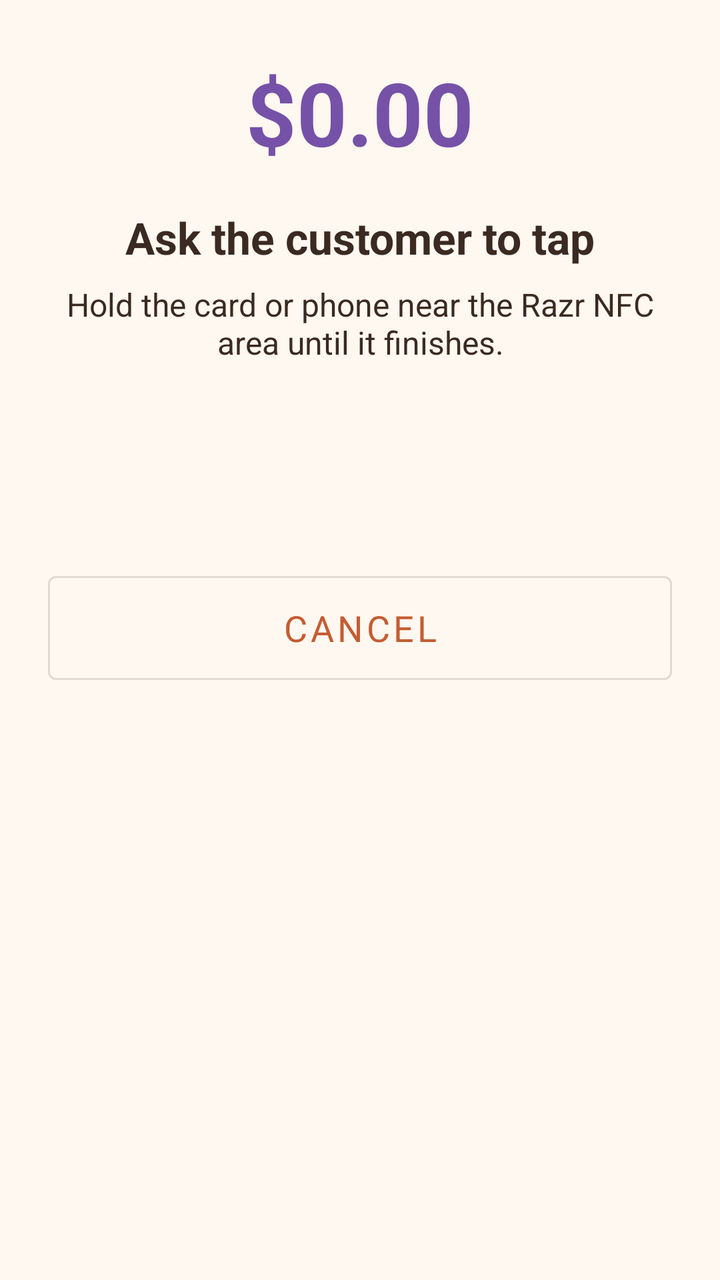
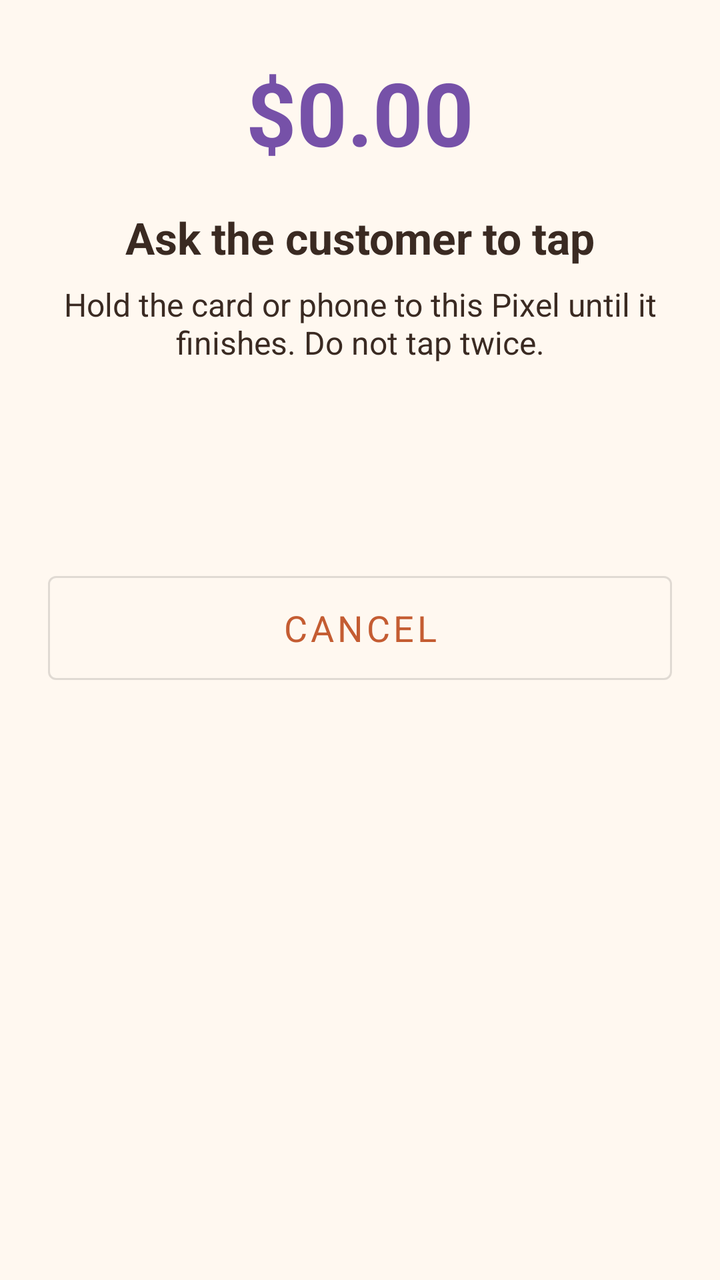

Two renders of the same Android screen: before a commit and after it. Below are the layout's source before the change and the commit's diff.
<!-- AndroidManifest.xml: application theme Theme.SRPos -->
<!-- res/layout/activity_collect.xml -->
<?xml version="1.0" encoding="utf-8"?>
<ScrollView xmlns:android="http://schemas.android.com/apk/res/android"
    android:layout_width="match_parent"
    android:layout_height="match_parent"
    android:background="@color/cream"
    android:clipToPadding="false"
    android:fillViewport="true"
    android:fitsSystemWindows="true">

    <LinearLayout
        android:layout_width="match_parent"
        android:layout_height="wrap_content"
        android:gravity="center_horizontal"
        android:orientation="vertical"
        android:padding="24dp">

        <TextView
            android:id="@+id/amount"
            android:layout_width="match_parent"
            android:layout_height="64dp"
            android:autoSizeMaxTextSize="44sp"
            android:autoSizeMinTextSize="24sp"
            android:autoSizeTextType="uniform"
            android:gravity="center"
            android:maxLines="1"
            android:text="$0.00"
            android:textColor="@color/purple"
            android:textStyle="bold" />

        <TextView
            android:id="@+id/status"
            android:layout_width="match_parent"
            android:layout_height="wrap_content"
            android:layout_marginTop="16dp"
            android:gravity="center"
            android:text="@string/tap_title"
            android:textColor="@color/brown"
            android:textSize="22sp"
            android:textStyle="bold" />

        <TextView
            android:id="@+id/detail"
            android:layout_width="match_parent"
            android:layout_height="wrap_content"
            android:layout_marginTop="8dp"
            android:gravity="center"
            android:text="@string/tap_copy"
            android:textColor="@color/brown"
            android:textSize="16sp" />

        <ProgressBar
            android:id="@+id/busy"
            android:layout_width="48dp"
            android:layout_height="48dp"
            android:layout_marginTop="28dp" />

        <Space
            android:layout_width="match_parent"
            android:layout_height="24dp" />

        <com.google.android.material.button.MaterialButton
            android:id="@+id/cancel"
            style="@style/Widget.MaterialComponents.Button.OutlinedButton"
            android:layout_width="match_parent"
            android:layout_height="64dp"
            android:text="@string/cancel"
            android:textSize="18sp" />

        <com.google.android.material.button.MaterialButton
            android:id="@+id/backToPos"
            android:layout_width="match_parent"
            android:layout_height="64dp"
            android:layout_marginTop="12dp"
            android:text="@string/back_to_pos"
            android:textSize="18sp"
            android:visibility="gone" />
    </LinearLayout>
</ScrollView>
<!-- resources referenced by this layout -->
<resources>
  <color name="brown">#3A2A22</color>
  <color name="cream">#FFF8F0</color>
  <color name="purple">#7651A8</color>
  <string name="back_to_pos">Back to S&amp;R Payments</string>
  <string name="cancel">Cancel</string>
  <string name="tap_copy">Hold the card or phone near the Razr NFC area until it finishes.</string>
  <string name="tap_title">Ask the customer to tap</string>
  <style name="Theme.SRPos" parent="Theme.MaterialComponents.Light.NoActionBar">
          <item name="colorPrimary">@color/terracotta</item>
          <item name="colorPrimaryVariant">@color/brown</item>
          <item name="colorAccent">@color/turquoise</item>
          <item name="android:statusBarColor">@color/brown</item>
          <item name="android:navigationBarColor">@color/cream</item>
          <item name="android:windowBackground">@color/cream</item>
          <item name="android:fontFamily">sans-serif</item>
      </style>
  <color name="terracotta">#C45C32</color>
  <color name="turquoise">#2F6F6D</color>
</resources>

<!-- the commit's change to res/layout/activity_collect.xml (unified diff, before → after) -->
@@ -48,6 +48,17 @@
             android:textColor="@color/brown"
             android:textSize="16sp" />
 
+        <TextView
+            android:id="@+id/diagnostics"
+            android:layout_width="match_parent"
+            android:layout_height="wrap_content"
+            android:layout_marginTop="16dp"
+            android:fontFamily="monospace"
+            android:gravity="start"
+            android:textColor="@color/brown"
+            android:textSize="12sp"
+            android:visibility="gone" />
+
         <ProgressBar
             android:id="@+id/busy"
             android:layout_width="48dp"
@@ -74,5 +85,15 @@
             android:text="@string/back_to_pos"
             android:textSize="18sp"
             android:visibility="gone" />
+
+        <com.google.android.material.button.MaterialButton
+            android:id="@+id/openSettings"
+            style="@style/Widget.MaterialComponents.Button.OutlinedButton"
+            android:layout_width="match_parent"
+            android:layout_height="64dp"
+            android:layout_marginTop="12dp"
+            android:text="@string/open_settings"
+            android:textSize="18sp"
+            android:visibility="gone" />
     </LinearLayout>
 </ScrollView>
<!-- resource entries referenced after the edit -->
@@ -5,7 +5,8 @@
   <color name="purple">#7651A8</color>
   <string name="back_to_pos">Back to S&amp;R Payments</string>
   <string name="cancel">Cancel</string>
-  <string name="tap_copy">Hold the card or phone near the Razr NFC area until it finishes.</string>
+  <string name="open_settings">Open Settings</string>
+  <string name="tap_copy">Hold the card or phone to this Pixel until it finishes. Do not tap twice.</string>
   <string name="tap_title">Ask the customer to tap</string>
   <style name="Theme.SRPos" parent="Theme.MaterialComponents.Light.NoActionBar">
           <item name="colorPrimary">@color/terracotta</item>
